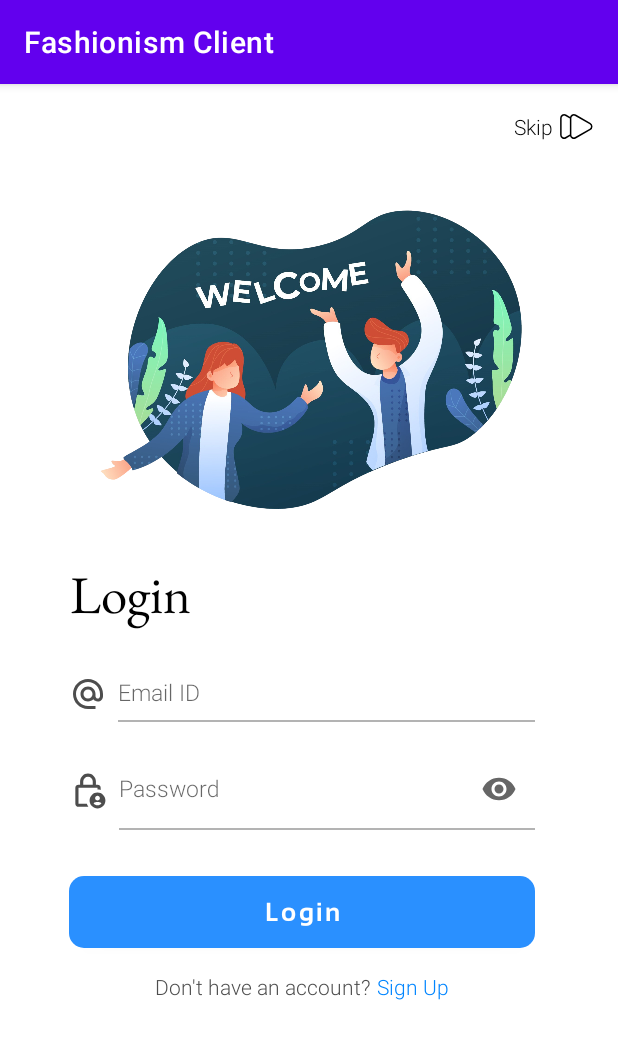
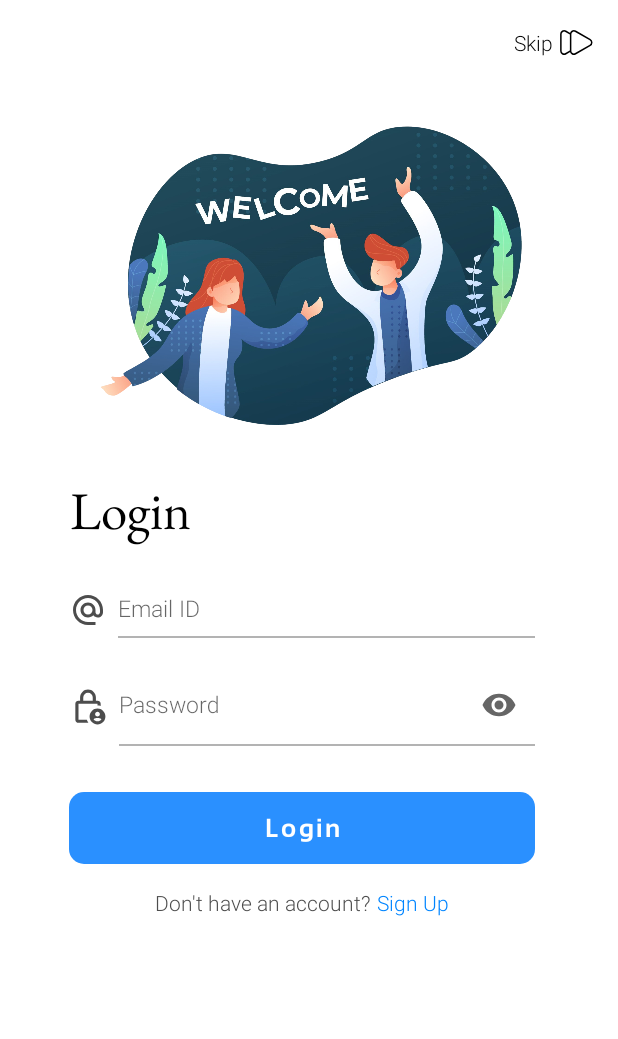
Before and after one commit to Fashionism-Bangkit-Capstone/Fashionism-Mobile-Development, an Android app: the screen it shows after launch (LoginActivity), on a phone screen of 412 x 824 dp. Shown: the top 1039 px of the screen. Run offline under Robolectric (Android 15) with nearby library versions, the phone set to English and light mode, and no system bars.

Commit message:
turn off actionbar in all activities

```diff
--- a/User App/app/src/main/res/values-night/themes.xml
+++ b/User App/app/src/main/res/values-night/themes.xml
@@ -1,6 +1,6 @@
 <resources xmlns:tools="http://schemas.android.com/tools">
     <!-- Base application theme. -->
-    <style name="Theme.FashionismClient" parent="Theme.MaterialComponents.DayNight.DarkActionBar">
+    <style name="Theme.FashionismClient" parent="Theme.MaterialComponents.DayNight.NoActionBar">
         <!-- Primary brand color. -->
         <item name="colorPrimary">@color/purple_200</item>
         <item name="colorPrimaryVariant">@color/purple_700</item>
--- a/User App/app/src/main/res/values/themes.xml
+++ b/User App/app/src/main/res/values/themes.xml
@@ -1,6 +1,6 @@
 <resources xmlns:tools="http://schemas.android.com/tools">
     <!-- Base application theme. -->
-    <style name="Theme.FashionismClient" parent="Theme.MaterialComponents.DayNight.DarkActionBar">
+    <style name="Theme.FashionismClient" parent="Theme.MaterialComponents.DayNight.NoActionBar">
         <!-- Primary brand color. -->
         <item name="colorPrimary">@color/purple_500</item>
         <item name="colorPrimaryVariant">@color/purple_700</item>
```
